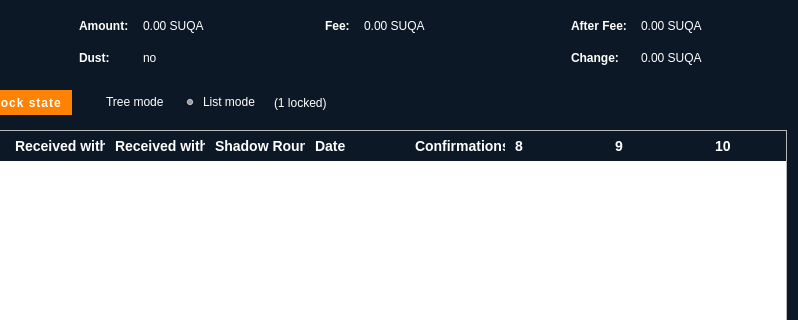
First picture: the form in src/qt/forms/coincontroldialog.ui, repository barrystyle/SUQA-0.17.1, before the edit; both pictures show x 202 to 1000 and y 0 to 320 of the 1000 by 500 pixel window.
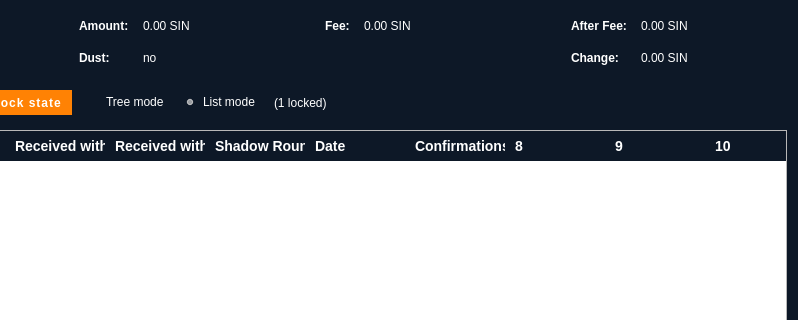
Second picture: the form after the edit. Icons and pictures are not drawn. Custom widgets are drawn as their Qt base class.

Patch:
```diff
--- a/src/qt/forms/coincontroldialog.ui
+++ b/src/qt/forms/coincontroldialog.ui
@@ -451,7 +451,7 @@
           <enum>Qt::ActionsContextMenu</enum>
          </property>
          <property name="text">
-          <string notr="true">0.00 SUQA</string>
+          <string notr="true">0.00 SIN</string>
          </property>
          <property name="textInteractionFlags">
           <set>Qt::LinksAccessibleByMouse|Qt::TextSelectableByKeyboard|Qt::TextSelectableByMouse</set>
@@ -531,7 +531,7 @@
           <enum>Qt::ActionsContextMenu</enum>
          </property>
          <property name="text">
-          <string notr="true">0.00 SUQA</string>
+          <string notr="true">0.00 SIN</string>
          </property>
          <property name="textInteractionFlags">
           <set>Qt::LinksAccessibleByMouse|Qt::TextSelectableByKeyboard|Qt::TextSelectableByMouse</set>
@@ -576,7 +576,7 @@
           <enum>Qt::ActionsContextMenu</enum>
          </property>
          <property name="text">
-          <string notr="true">0.00 SUQA</string>
+          <string notr="true">0.00 SIN</string>
          </property>
          <property name="textInteractionFlags">
           <set>Qt::LinksAccessibleByMouse|Qt::TextSelectableByKeyboard|Qt::TextSelectableByMouse</set>
@@ -611,7 +611,7 @@
           <enum>Qt::ActionsContextMenu</enum>
          </property>
          <property name="text">
-          <string notr="true">0.00 SUQA</string>
+          <string notr="true">0.00 SIN</string>
          </property>
          <property name="textInteractionFlags">
           <set>Qt::LinksAccessibleByMouse|Qt::TextSelectableByKeyboard|Qt::TextSelectableByMouse</set>
```
